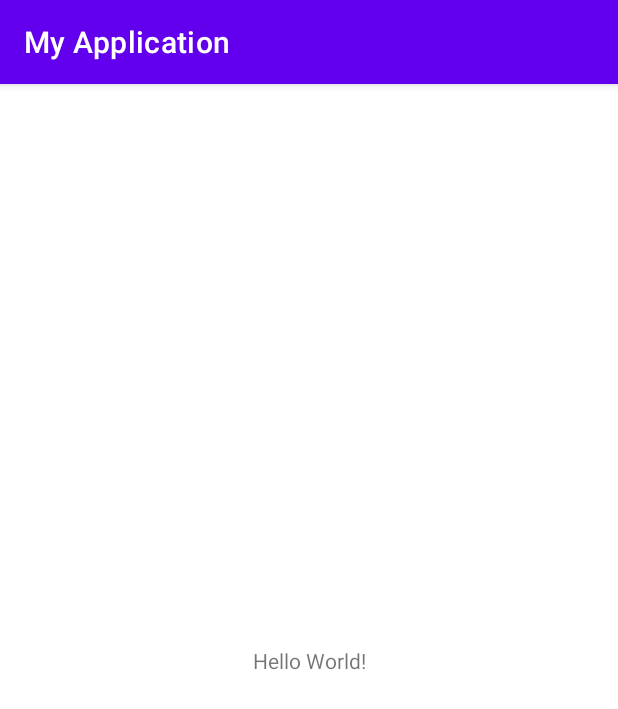
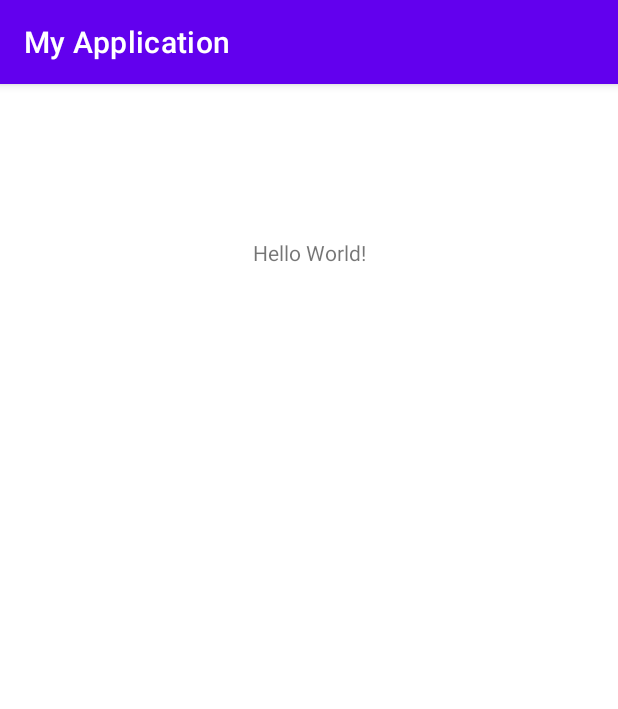
Before and after one commit to aleksei-sushkevich/My-application, an Android app: the screen it shows after launch (MainActivity), on a phone screen of 412 x 824 dp. Shown: the top 709 px of the screen. Run offline under Robolectric (Android 15) with nearby library versions, the phone set to English and light mode, and no system bars.

Commit message:
second commit

```diff
--- a/app/src/main/java/com/example/myapplication/MainActivity.kt
+++ b/app/src/main/java/com/example/myapplication/MainActivity.kt
@@ -7,5 +7,6 @@ class MainActivity : AppCompatActivity() {
     override fun onCreate(savedInstanceState: Bundle?) {
         super.onCreate(savedInstanceState)
         setContentView(R.layout.activity_main)
+
     }
 }
--- a/app/src/main/res/layout/activity_main.xml
+++ b/app/src/main/res/layout/activity_main.xml
@@ -13,6 +13,7 @@
         app:layout_constraintBottom_toBottomOf="parent"
         app:layout_constraintEnd_toEndOf="parent"
         app:layout_constraintStart_toStartOf="parent"
-        app:layout_constraintTop_toTopOf="parent" />
+        app:layout_constraintTop_toTopOf="parent"
+        app:layout_constraintVertical_bias="0.137" />
 
 </androidx.constraintlayout.widget.ConstraintLayout>
```
